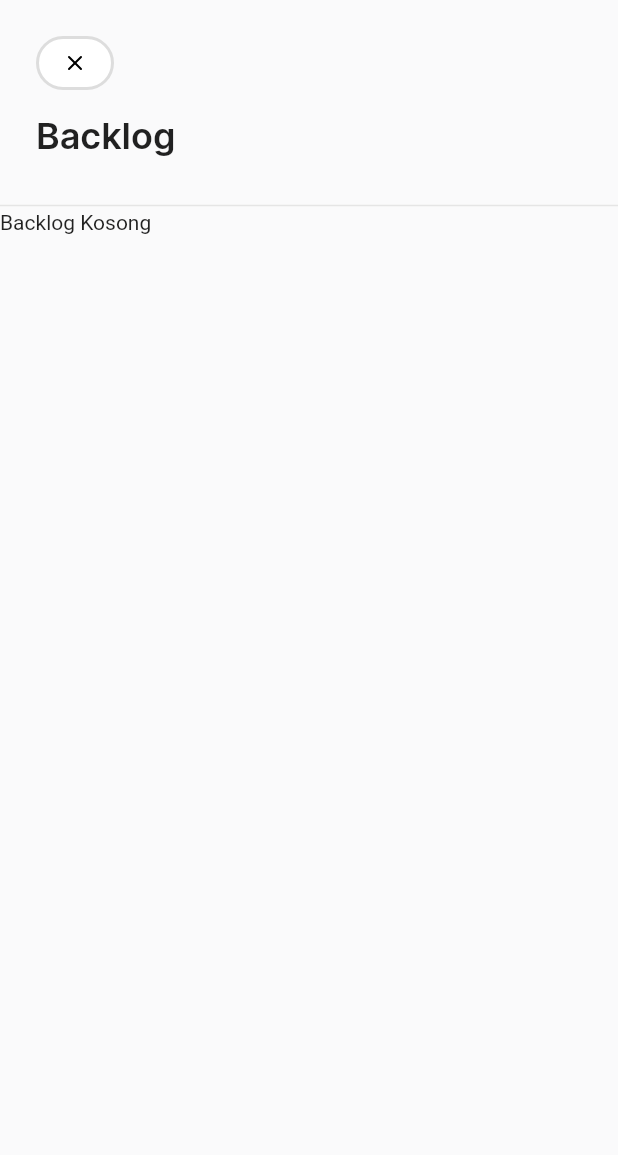
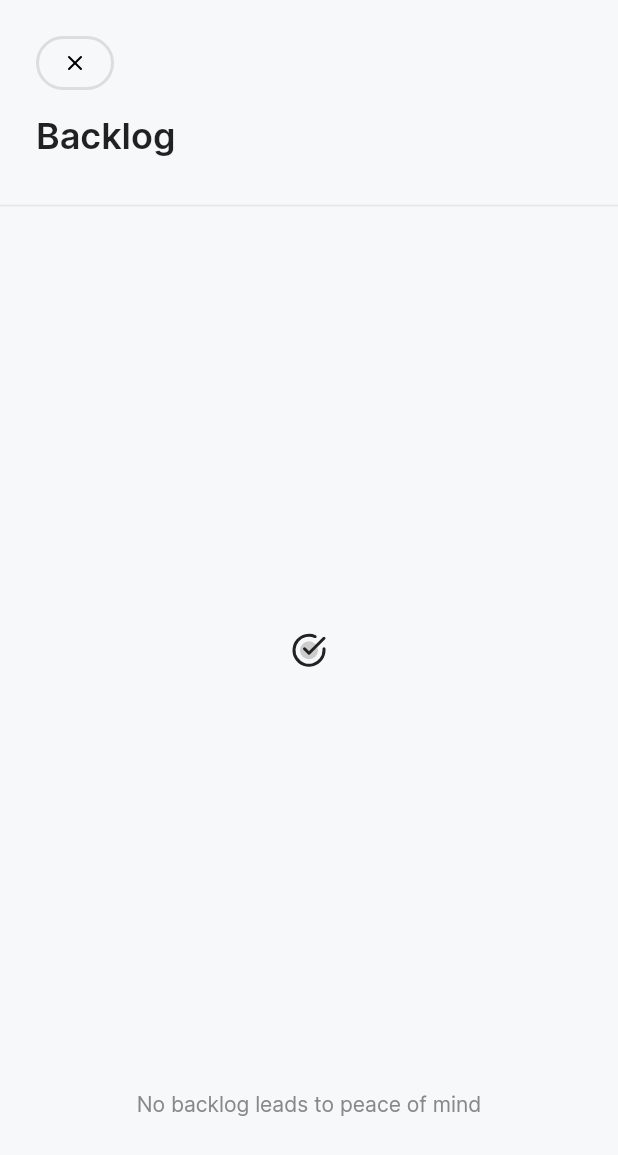
Before and after one commit to ahtaufiiq/Closa_Mobile, a Flutter app: the BacklogScreen screen opened directly, on a phone screen of 412 x 824 dp. Shown: the top 1155 px of the screen. Run offline on Flutter 3.47's test engine with Material 2 defaults, Android fonts, the phone set to English and light mode, and no system bars; our stand-ins replace cloud_firestore, equatable, firebase_auth, firebase_core, firebase_messaging, firebase_storage and 12 more; accounts and stored records are empty.

Commit message:
commit backlog

```diff
--- a/lib/features/backlog/BacklogScreen.dart
+++ b/lib/features/backlog/BacklogScreen.dart
@@ -105,7 +105,7 @@ class _BacklogScreenState extends State<BacklogScreen> {
   @override
   Widget build(BuildContext context) {
     return Scaffold(
-        backgroundColor: Color(0xFFFAFAFB),
+        backgroundColor: Color(0xFFF6F8FA),
         body: SafeArea(
           child: Stack(
             children: [
@@ -125,7 +125,7 @@ class _BacklogScreenState extends State<BacklogScreen> {
                               padding: EdgeInsets.only(
                                   left: 16, right: 16, top: 8, bottom: 8),
                               decoration: BoxDecoration(
-                                color: Colors.white,
+                                color: Color(0xFFF6F8FA),
                                 border: Border.all(
                                     width: 2, color: Color(0xFFDDDDDD)),
                                 borderRadius: BorderRadius.circular(20),
@@ -160,37 +160,72 @@ class _BacklogScreenState extends State<BacklogScreen> {
                 right: 0,
                 bottom: 0,
                 child: SingleChildScrollView(
+                  child: Expanded(
                     child: Column(
                       crossAxisAlignment: CrossAxisAlignment.start,
                       mainAxisAlignment: MainAxisAlignment.start,
                       children: [
                         Container(
+                          height: MediaQuery.of(context).size.height - 220,
                           child: StreamBuilder(
                               stream: getTodo(),
                               builder: (BuildContext context,
                                   AsyncSnapshot<QuerySnapshot> snapshot) {
                                 if (!snapshot.hasData) {
                                   return Center(
-                                  child: Text("loading"),
+                                      // child: Text("loading"),
                                       );
                                 }
                                 if (snapshot.data.docs.length == 0) {
                                   return Column(
-                                  mainAxisAlignment: MainAxisAlignment.start,
-                                  crossAxisAlignment: CrossAxisAlignment.start,
-                                  mainAxisSize: MainAxisSize.max,
-                                  children: [Text("Backlog Kosong")],
+                                    children: [
+                                      Expanded(child: Container()),
+                                      CustomIcon(
+                                        type: "emptyBacklog",
+                                      ),
+                                      Expanded(child: Container()),
+                                      TextDescription(
+                                        text:
+                                            "No backlog leads to peace of mind",
+                                        color: Color(0xFF888888),
+                                      )
+                                    ],
                                   );
                                 }
                                 var date = "";
+                                var total = 0;
+                                snapshot.data.docs.forEach((data) {
+                                  if (FormatTime.getDate(
+                                          FormatTime.getTimestampToday()) !=
+                                      FormatTime.getDate(data['timestamp'])) {
+                                    total++;
+                                  }
+                                });
 
+                                if (total == 0) {
+                                  return Column(
+                                    children: [
+                                      Expanded(child: Container()),
+                                      CustomIcon(
+                                        type: "emptyBacklog",
+                                      ),
+                                      Expanded(child: Container()),
+                                      TextDescription(
+                                        text:
+                                            "No backlog leads to peace of mind",
+                                        color: Color(0xFF888888),
+                                      )
+                                    ],
+                                  );
+                                } else {
                                   return Container(
                                     margin: EdgeInsets.only(bottom: 120),
                                     child: Column(
                                       children: snapshot.data.docs.map((data) {
-                                    if (FormatTime.getDate(
-                                            FormatTime.getTimestampToday()) ==
-                                        FormatTime.getDate(data['timestamp'])) {
+                                        if (FormatTime.getDate(FormatTime
+                                                .getTimestampToday()) ==
+                                            FormatTime.getDate(
+                                                data['timestamp'])) {
                                           return Container();
                                         } else {
                                           if (date ==
@@ -204,7 +239,8 @@ class _BacklogScreenState extends State<BacklogScreen> {
                                                       data['description'],
                                                   "type": "others",
                                                   "time": data['timestamp'],
-                                              "notifId": data['notificationId'],
+                                                  "notifId":
+                                                      data['notificationId'],
                                                   "timeReminder":
                                                       data["timeReminder"],
                                                 };
@@ -217,7 +253,8 @@ class _BacklogScreenState extends State<BacklogScreen> {
                                                 id: data.id,
                                                 isFirst: false,
                                                 type: data['type'],
-                                            description: data['description'],
+                                                description:
+                                                    data['description'],
                                                 time: data['timestamp'],
                                               ),
                                             );
@@ -232,7 +269,8 @@ class _BacklogScreenState extends State<BacklogScreen> {
                                                       data['description'],
                                                   "type": "others",
                                                   "time": data['timestamp'],
-                                              "notifId": data['notificationId'],
+                                                  "notifId":
+                                                      data['notificationId'],
                                                   "timeReminder":
                                                       data["timeReminder"],
                                                 };
@@ -245,7 +283,8 @@ class _BacklogScreenState extends State<BacklogScreen> {
                                                 id: data.id,
                                                 isFirst: true,
                                                 type: data['type'],
-                                            description: data['description'],
+                                                description:
+                                                    data['description'],
                                                 time: data['timestamp'],
                                               ),
                                             );
@@ -254,9 +293,11 @@ class _BacklogScreenState extends State<BacklogScreen> {
                                       }).toList(),
                                     ),
                                   );
+                                }
                               }),
                         ),
                       ],
+                    ),
                   ),
                 ),
               ),
--- a/lib/features/home/TaskScreen.dart
+++ b/lib/features/home/TaskScreen.dart
@@ -337,7 +337,9 @@ class _TaskScreenState extends State<TaskScreen> {
                             builder: (BuildContext context,
                                 AsyncSnapshot<QuerySnapshot> snapshot) {
                               if (!snapshot.hasData) {
-                                return Container();
+                                return Container(
+                                  child: Text(''),
+                                );
                               }
                               if (snapshot.data.docs.length == 0) {
                                 sharedPrefs.doneOthers = true;
--- a/lib/features/login/SignUpScreen.dart
+++ b/lib/features/login/SignUpScreen.dart
@@ -209,6 +209,7 @@ class SignUpScreen extends BaseView<SignUpScreen, SignUpAction, SignUpState> {
                                       ),
                                       GestureDetector(
                                         onTap: () {
+                                          Navigator.pop(context);
                                           action
                                               .signInWithGoogle()
                                               .then((result) {
--- a/pubspec.yaml
+++ b/pubspec.yaml
@@ -108,6 +108,8 @@ flutter:
     - assets/icons/emptyRadio.svg
     - assets/icons/iconDone.svg
     - assets/icons/arrowUpRight.svg
+    - assets/icons/emptyBacklog.svg
+
 
   fonts:
     - family: Inter
```
Also changed, not shown: assets/icons/emptyBacklog.svg (added). Lines whose indentation alone changed are shown as unchanged.
